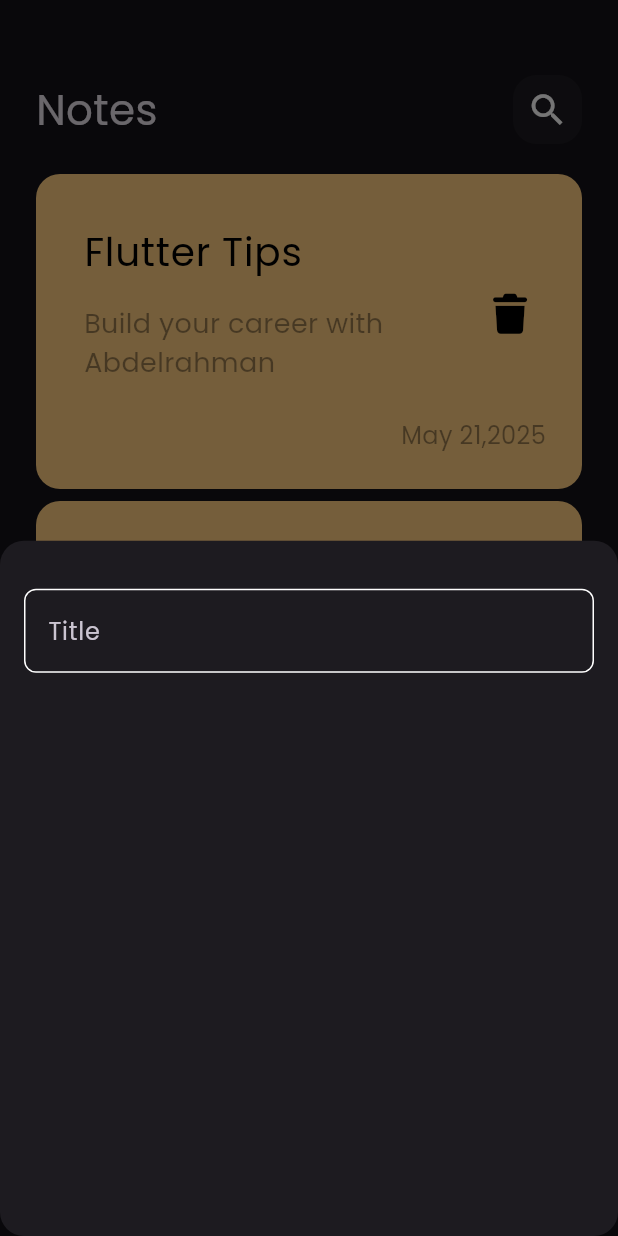
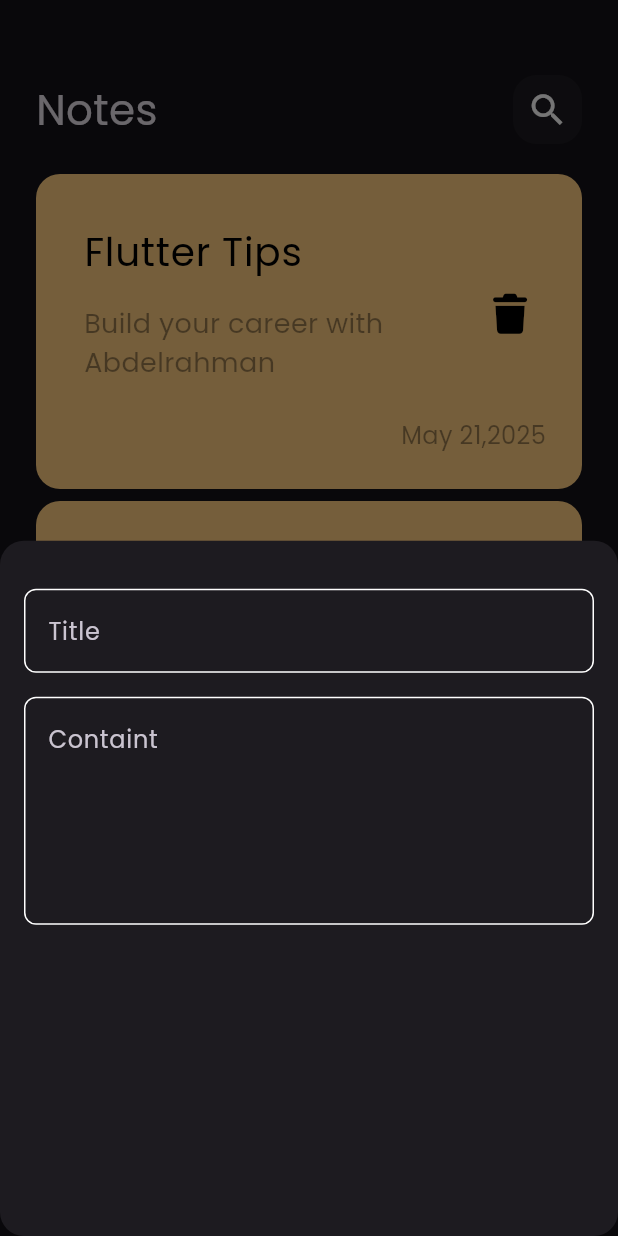
Before and after one commit to Boda300/notes_app, a Flutter app: the screen it shows after launch, after a tap on the "add" icon, on a phone screen of 412 x 824 dp. Run offline on Flutter 3.47's test engine with Material 3 defaults, Android fonts, the phone set to English and light mode, and no system bars; our stand-ins replace font_awesome_flutter.

Commit message:
add field to bottom sheet

```diff
--- a/lib/views/widgets/add_note_bottom_sheet.dart
+++ b/lib/views/widgets/add_note_bottom_sheet.dart
@@ -8,7 +8,14 @@ class AddNoteBottemSheet extends StatelessWidget {
   Widget build(BuildContext context) {
     return Padding(
       padding: const EdgeInsets.symmetric(horizontal: 16),
-      child: Column(children: [SizedBox(height: 32), CustomTextField()]),
+      child: Column(
+        children: [
+          SizedBox(height: 32),
+          CustomTextField(hint: 'Title'),
+          SizedBox(height: 16),
+          CustomTextField(hint: 'Containt', maxLines: 5),
+        ],
+      ),
     );
   }
 }
--- a/lib/views/widgets/custom_text_field.dart
+++ b/lib/views/widgets/custom_text_field.dart
@@ -1,16 +1,17 @@
-import 'package:flutter/gestures.dart';
 import 'package:flutter/material.dart';
 import 'package:notes_app/constant.dart';
 
 class CustomTextField extends StatelessWidget {
-  const CustomTextField({super.key});
-
+  const CustomTextField({super.key, required this.hint, this.maxLines = 1});
+  final String hint;
+  final int maxLines;
   @override
   Widget build(BuildContext context) {
     return TextField(
       cursorColor: kPrimaryColor,
+      maxLines: maxLines,
       decoration: InputDecoration(
-        hintText: 'Title',
+        hintText: hint,
         border: buildBorder(),
         enabledBorder: buildBorder(),
         focusedBorder: buildBorder(kPrimaryColor),
```
